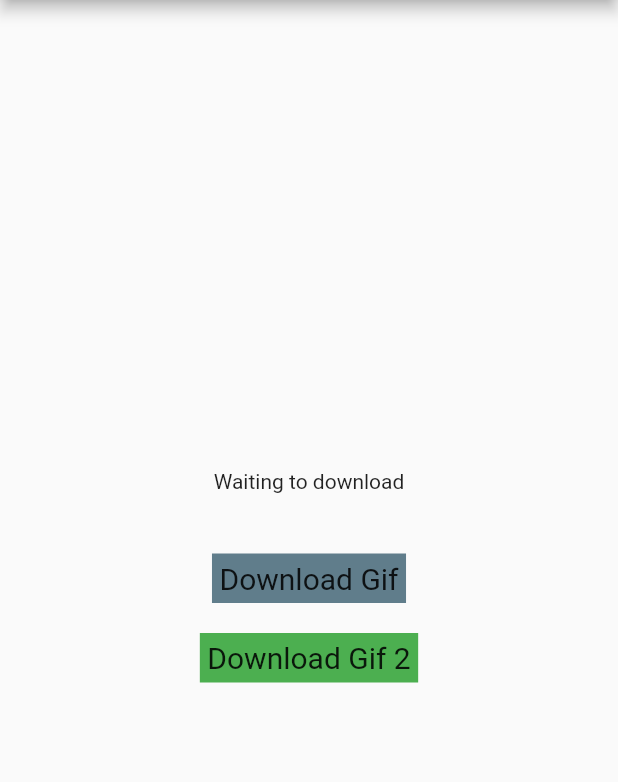
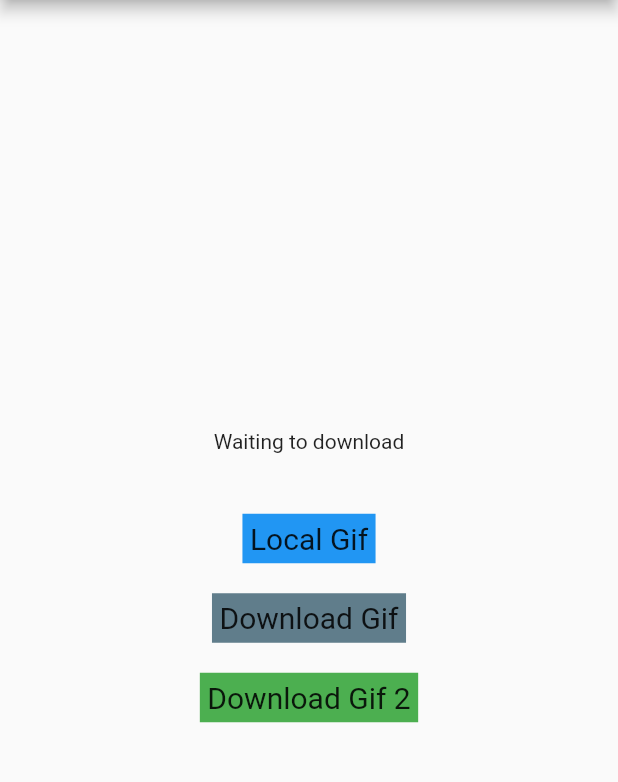
Before and after one commit to ManuelaGar/gif_cache, a Flutter app: the screen it shows after launch, on a phone screen of 412 x 824 dp, the part 84-866 px from its top. Run offline on Flutter 3.47's test engine with Material 2 defaults, Android fonts, the phone set to English and light mode, and no system bars; our stand-ins replace flutter_cache_manager; missing offline and left inert: flutter_gifimage.

Commit message:
Add local and two different downloaded gifs to check how cache works with gif image

```diff
--- a/lib/main.dart
+++ b/lib/main.dart
@@ -29,7 +29,6 @@ class MyHomePage extends StatefulWidget {
 
 class _MyHomePageState extends State<MyHomePage> with TickerProviderStateMixin {
   GifController controller;
-  String currentGif = 'no';
   String title = 'Waiting to download';
   String gifPath = '';
   String gifUrl = '';
@@ -39,14 +38,16 @@ class _MyHomePageState extends State<MyHomePage> with TickerProviderStateMixin {
     super.initState();
   }
 
-  getFrames(String gif) {}
-
-  playGif(String gifToPlay) async {
+  playGif(String gifToPlay, bool isLocal) async {
     double frameNum = 0.0;
     controller.value = 0;
 
     gifBank.gifs.forEach((gif) {
       if (gifToPlay == gif.name) {
+        if (isLocal) {
+          setState(() => gifPath = 'images/${gif.image(gif.name, gif.frames)}');
+        }
+
         frameNum = gif.frames - 1;
         controller.animateTo(frameNum,
             duration: Duration(milliseconds: (140 * frameNum).toInt()));
@@ -88,6 +89,22 @@ class _MyHomePageState extends State<MyHomePage> with TickerProviderStateMixin {
               height: 20.0,
             ),
             GestureDetector(
+              onTap: () {
+                playGif('no', true);
+              },
+              child: Container(
+                color: Colors.blue,
+                padding: EdgeInsets.all(5.0),
+                child: Text(
+                  'Local Gif',
+                  style: TextStyle(fontSize: 20),
+                ),
+              ),
+            ),
+            SizedBox(
+              height: 20.0,
+            ),
+            GestureDetector(
               onTap: () async {
                 setState(() {
                   title = 'Downloading...';
@@ -100,7 +117,7 @@ class _MyHomePageState extends State<MyHomePage> with TickerProviderStateMixin {
                   title = 'File fetched: ${fetchedFile.path}';
                   gifPath = fetchedFile.path;
                 });
-                playGif('antecedentes_familiares');
+                playGif('antecedentes_familiares', false);
               },
               child: Container(
                 color: Colors.blueGrey,
@@ -127,7 +144,7 @@ class _MyHomePageState extends State<MyHomePage> with TickerProviderStateMixin {
                   title = 'File fetched: ${fetchedFile.path}';
                   gifPath = fetchedFile.path;
                 });
-                playGif('antecedentes_ginecobstetricos');
+                playGif('antecedentes_ginecobstetricos', false);
               },
               child: Container(
                 color: Colors.green,
```
